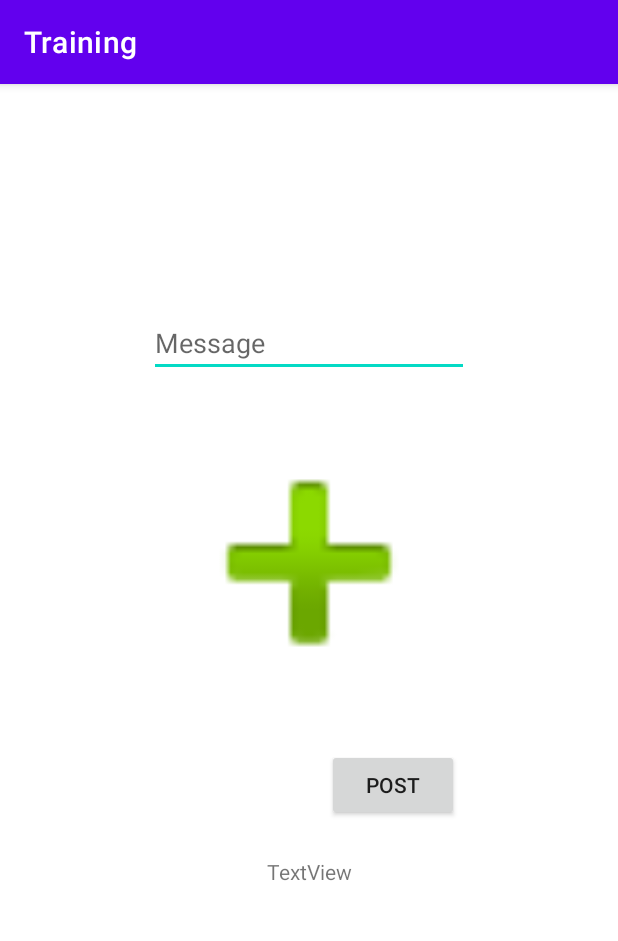
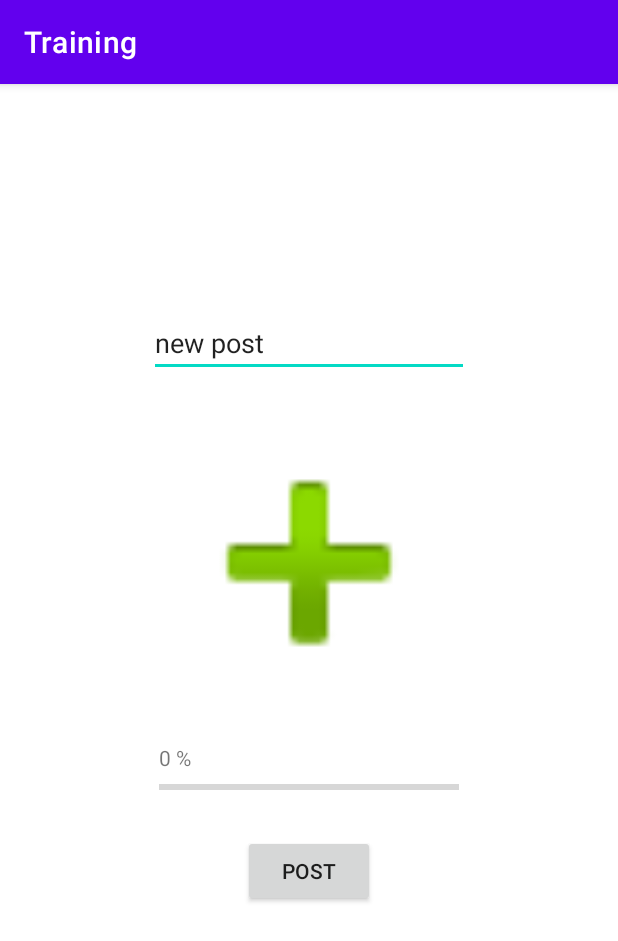
Before and after one commit to najafloo/android_teaching, an Android app: the UploadActivity screen opened directly, with no data from a screen before it, on a phone screen of 412 x 824 dp. Shown: the top 941 px of the screen. Run offline under Robolectric (Android 15) with nearby library versions, the phone set to English and light mode, and no system bars; our stand-ins replace Firebase (no records; nobody signed in at launch, a user with empty details on screens opened directly).

Commit message:
add progress for upload, save message with image on Firebase database

```diff
--- a/app/src/main/res/layout/activity_upload.xml
+++ b/app/src/main/res/layout/activity_upload.xml
@@ -2,6 +2,7 @@
 <androidx.constraintlayout.widget.ConstraintLayout xmlns:android="http://schemas.android.com/apk/res/android"
     xmlns:app="http://schemas.android.com/apk/res-auto"
     xmlns:tools="http://schemas.android.com/tools"
+    android:id="@+id/txt_percent"
     android:layout_width="match_parent"
     android:layout_height="match_parent"
     tools:context=".UploadActivity">
@@ -24,6 +25,7 @@
         android:ems="10"
         android:hint="@string/message"
         android:inputType="textPersonName"
+        android:text="new post"
         app:layout_constraintEnd_toEndOf="parent"
         app:layout_constraintStart_toStartOf="parent"
         app:layout_constraintTop_toTopOf="parent" />
@@ -34,17 +36,28 @@
         android:layout_height="wrap_content"
         android:layout_marginTop="24dp"
         android:text="@string/post"
+        app:layout_constraintEnd_toEndOf="parent"
+        app:layout_constraintStart_toStartOf="parent"
+        app:layout_constraintTop_toBottomOf="@+id/progressBar" />
+
+    <ProgressBar
+        android:id="@+id/progressBar"
+        style="?android:attr/progressBarStyleHorizontal"
+        android:layout_width="0dp"
+        android:layout_height="wrap_content"
+        android:layout_marginTop="2dp"
+        android:max="100"
         app:layout_constraintEnd_toEndOf="@+id/img_post_image"
+        app:layout_constraintStart_toStartOf="@+id/img_post_image"
+        app:layout_constraintTop_toBottomOf="@+id/textView2" />
+
+    <TextView
+        android:id="@+id/textView2"
+        android:layout_width="wrap_content"
+        android:layout_height="wrap_content"
+        android:layout_marginTop="20dp"
+        android:text="0 %"
+        app:layout_constraintStart_toStartOf="@+id/img_post_image"
         app:layout_constraintTop_toBottomOf="@+id/img_post_image" />
 
-    <TextView
-        android:id="@+id/textView"
-        android:layout_width="wrap_content"
-        android:layout_height="wrap_content"
-        android:layout_marginTop="24dp"
-        android:text="TextView"
-        app:layout_constraintEnd_toEndOf="parent"
-        app:layout_constraintStart_toStartOf="parent"
-        app:layout_constraintTop_toBottomOf="@+id/btn_post" />
-
 </androidx.constraintlayout.widget.ConstraintLayout>
```
Also changed, not shown: app/src/main/java/com/shahpar/training/UploadActivity.kt (+53 -23 lines), app/src/main/java/com/shahpar/training/const/Const.kt (+9 -0 lines).
